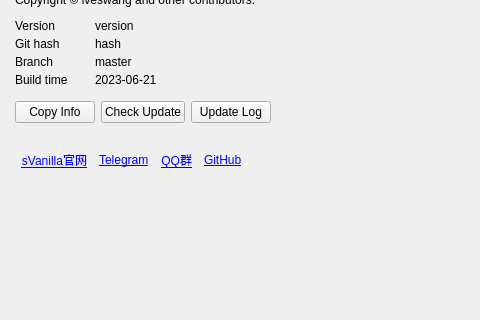
Qt form sVanilla/src/ClientUi/Setting/About.ui (WangPengZhan/sVanilla) before a commit; both pictures show x 0 to 480 and y 165 to 485 of the 609 by 658 pixel window.
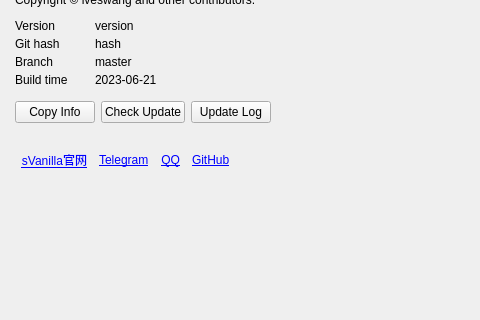
The same form after that commit. Icons and pictures are not drawn. Custom widgets are drawn as their Qt base class.

```diff
--- a/sVanilla/src/ClientUi/Setting/About.ui
+++ b/sVanilla/src/ClientUi/Setting/About.ui
@@ -146,7 +146,7 @@
           <item row="1" column="2">
            <widget class="QLabel" name="labelQQ">
             <property name="text">
-             <string>&lt;a href=&quot;https://svanilla.app/&quot;&gt;QQ群&lt;/a&gt;</string>
+             <string>&lt;a href=&quot;http://qm.qq.com/cgi-bin/qm/qr?_wv=1027&amp;k=UMnXJemHdMkKk2Zmz7mmILwl5t1dIWqg&amp;authKey=JjmDKm%2B%2F1T1RvLZQ1tMcrW5AtOTcE5auxQ833Roi8wEA3y6LvuDuC8iqsdXq%2Bi8C&amp;noverify=0&amp;group_code=487580846&quot;&gt;QQ&lt;/a&gt;</string>
             </property>
             <property name="alignment">
              <set>Qt::AlignmentFlag::AlignRight|Qt::AlignmentFlag::AlignTrailing|Qt::AlignmentFlag::AlignVCenter</set>
```
Left out of the diff: 16 changed lines with no effect on the pictures.
